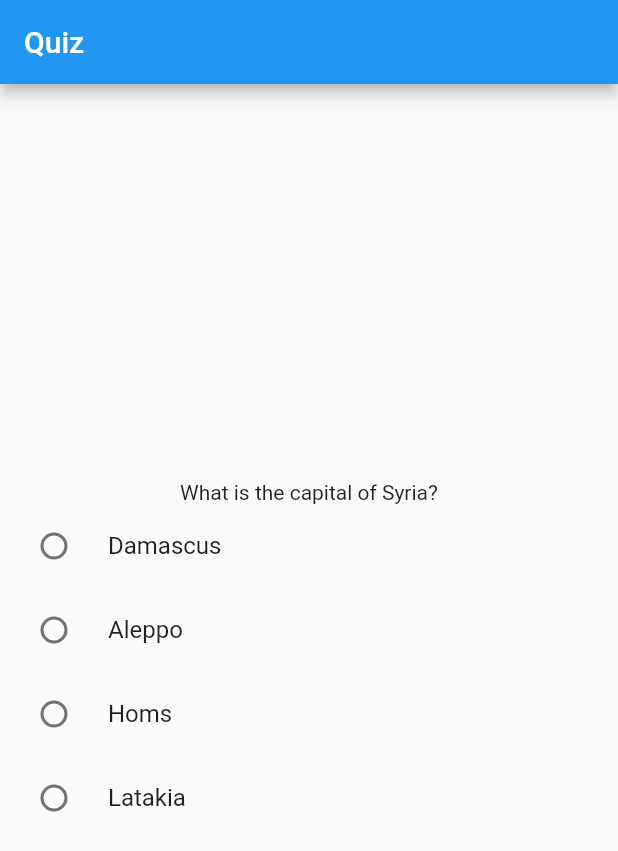
After one commit to ChessXFM/baka, a Flutter app: the HomeScreen screen opened by its route, after a tap on the "psychology alt" icon, on a phone screen of 412 x 824 dp. The commit adds this screen. Shown: the top 851 px of the screen. Run offline on Flutter 3.47's test engine with Material 2 defaults, Android fonts, the light colour scheme and no system bars; our stand-ins replace cloud_firestore, equatable, firebase_auth, firebase_core, flutter_bloc, font_awesome_flutter; accounts and stored records are empty; generated files the repository leaves out were written again.

Commit message:
quiz update

```diff
--- a/lib/Core/constant.dart
+++ b/lib/Core/constant.dart
@@ -18,3 +18,7 @@ const List<String>studySubjects =[
 'الكيمياء',
 ' اللغة الإنجليزية',
 ];
+class AppConstants {
+  static const String quizTitle = "Quiz";
+  static const String submitButtonLabel = "Submit";
+}
--- a/lib/Screens/Home/home_screen.dart
+++ b/lib/Screens/Home/home_screen.dart
@@ -1,4 +1,7 @@
 import 'package:flutter/material.dart';
+import 'package:game/Core/theme_helper.dart';
+
+import '../../features/quiz/view/quiz_screen.dart';
 
 class HomeScreen extends StatelessWidget {
   static const String routeName = '/home';
@@ -8,10 +11,24 @@ class HomeScreen extends StatelessWidget {
   Widget build(BuildContext context) {
     return Scaffold(
       appBar: AppBar(),
-      body: const Center(
-        child: Text(
-          'Logged In !',
-          style: TextStyle(fontSize: 40),
+      body: SizedBox(
+        width: double.infinity,
+        child: Column(
+          mainAxisAlignment: MainAxisAlignment.center,
+          crossAxisAlignment: CrossAxisAlignment.center,
+          children: [
+            const Text(
+              'Logged In !\nGo To Quizes Now',
+              style: TextStyle(fontSize: 40),
+            ),
+            const SizedBox(height: 40),
+            IconButton(
+                onPressed: () => Navigator.pushNamedAndRemoveUntil(
+                    context, QuizScreen.routeName, (route) => false),
+                icon: const Icon(Icons.psychology_alt),
+                color: ThemeHelper.primaryColor,
+                iconSize: 100),
+          ],
         ),
       ),
     );
--- /dev/null
+++ b/lib/features/quiz/bloc/quiz_bloc.dart
@@ -0,0 +1,154 @@
+import 'dart:async';
+import 'package:flutter_bloc/flutter_bloc.dart';
+import 'package:game/features/quiz/bloc/quiz_events.dart';
+import 'package:game/features/quiz/bloc/quiz_states.dart';
+import 'package:game/features/quiz/model/quiz_model.dart';
+
+class QuizBloc extends Bloc<QuizEvent, QuizState> {
+  Timer? _timer;
+  final List<Quiz> _questions = [
+    Quiz(
+      question: "What is the capital of Syria?",
+      options: ["Damascus", "Aleppo", "Homs", "Latakia"],
+      correctAnswer: "Damascus",
+    ),
+    Quiz(
+      question: "How Are You?",
+      options: ["Fine", "Good", "Bad", "Mind Your Buiseness !!"],
+      correctAnswer: "Mind Your Buiseness !!",
+    ),
+    Quiz(
+      question: "What is the name of the best framework?",
+      options: ["Flutter", "lLaravel", "IDK", "WTF!!"],
+      correctAnswer: "Flutter",
+    ),
+    Quiz(
+      question: "Random Question ?",
+      options: ["yes", "yep", "yeah", "no"],
+      correctAnswer: "yep",
+    ),
+    // Add more questions here
+  ];
+
+  QuizBloc() : super(QuizInitial()) {
+    on<LoadQuiz>(_onLoadQuiz);
+    on<TimerTick>(_onTimerTick);
+    on<SelectAnswer>(_onSubmitAnswer);
+  }
+
+  void _startTimer() {
+    const duration = Duration(seconds: 1);
+    int timeLeft = 30; // Set the total time for each question
+
+    _timer = Timer.periodic(duration, (timer) {
+      if (timeLeft > 0) {
+        timeLeft--;
+        add(TimerTick(
+            timeLeft)); // Dispatch TimerTick event with the remaining time
+      } else {
+        add(SelectAnswer('')); // Automatically submit when time is up
+      }
+    });
+  }
+
+  void _onLoadQuiz(LoadQuiz event, Emitter<QuizState> emit) {
+    _startTimer(); // Start timer when quiz is loaded
+    emit(QuizLoaded(
+      questions: _questions,
+      currentQuestionIndex: 0,
+      selectedAnswer: '',
+      score: 0,
+      timeLeft: 30,
+      userAnswers: const [], // Initialize userAnswers with an empty list
+    ));
+  }
+
+  void _onTimerTick(TimerTick event, Emitter<QuizState> emit) {
+    final currentState = state as QuizLoaded;
+    emit(QuizLoaded(
+      questions: currentState.questions,
+      currentQuestionIndex: currentState.currentQuestionIndex,
+      selectedAnswer: currentState.selectedAnswer,
+      score: currentState.score,
+      timeLeft: event.timeLeft, // Update time left
+      userAnswers: currentState.userAnswers, // Keep track of userAnswers
+    ));
+  }
+
+  // void _onSubmitAnswer(SelectAnswer event, Emitter<QuizState> emit) {
+  //   _timer?.cancel(); // Stop the timer when the answer is submitted
+  //   final currentState = state as QuizLoaded;
+  //   final question = currentState.questions[currentState.currentQuestionIndex];
+
+  //   int newScore = currentState.score;
+  //   if (currentState.selectedAnswer == question.correctAnswer) {
+  //     newScore++;
+  //   }
+
+  //   // Update the userAnswers list with the latest selected answer
+  //   final updatedUserAnswers = [
+  //     ...currentState.userAnswers,
+  //     currentState.selectedAnswer
+  //   ];
+
+  //   if (currentState.currentQuestionIndex + 1 < currentState.questions.length) {
+  //     emit(QuizLoaded(
+  //       questions: currentState.questions,
+  //       currentQuestionIndex: currentState.currentQuestionIndex + 1,
+  //       selectedAnswer: '',
+  //       score: newScore,
+  //       timeLeft: 30, // Reset the timer for the next question
+  //       userAnswers: updatedUserAnswers, // Pass updated userAnswers
+  //     ));
+  //     _startTimer(); // Start a new timer for the next question
+  //   } else {
+  //     emit(QuizCompleted(
+  //       score: newScore,
+  //       questions: currentState.questions,
+  //       userAnswers:
+  //           updatedUserAnswers, // Pass the user's answers to the final state
+  //     )); // End of quiz
+  //   }
+  // }
+
+void _onSubmitAnswer(SelectAnswer event, Emitter<QuizState> emit) {
+  _timer?.cancel(); // Stop the timer when the answer is submitted
+  final currentState = state as QuizLoaded;
+  final question = currentState.questions[currentState.currentQuestionIndex];
+
+  int newScore = currentState.score;
+  if (event.selectedAnswer == question.correctAnswer) { // Use event.selectedAnswer
+    newScore++;
+  }
+
+  // Update the userAnswers list with the latest selected answer
+  final updatedUserAnswers = [
+    ...currentState.userAnswers,
+    event.selectedAnswer // Use event.selectedAnswer
+  ];
+
+  if (currentState.currentQuestionIndex + 1 < currentState.questions.length) {
+    emit(QuizLoaded(
+      questions: currentState.questions,
+      currentQuestionIndex: currentState.currentQuestionIndex + 1,
+      selectedAnswer: '', // Reset for the next question
+      score: newScore,
+      timeLeft: 30, // Reset the timer for the next question
+      userAnswers: updatedUserAnswers, // Pass updated userAnswers
+    ));
+    _startTimer(); // Start a new timer for the next question
+  } else {
+    emit(QuizCompleted(
+      score: newScore,
+      questions: currentState.questions,
+      userAnswers: updatedUserAnswers, // Pass the user's answers to the final state
+    )); // End of quiz
+  }
+}
+
+  @override
+  Future<void> close() {
+    _timer?.cancel(); // Ensure timer is canceled when the Bloc is closed
+    return super.close();
+  }
+}
--- /dev/null
+++ b/lib/features/quiz/bloc/quiz_events.dart
@@ -0,0 +1,17 @@
+abstract class QuizEvent {}
+
+class LoadQuiz extends QuizEvent {}
+
+class SelectAnswer extends QuizEvent {
+  final String selectedAnswer;
+
+  SelectAnswer(this.selectedAnswer);
+}
+
+class StartTimer extends QuizEvent {}
+
+class TimerTick extends QuizEvent {
+  final int timeLeft;
+
+  TimerTick(this.timeLeft);
+}
--- /dev/null
+++ b/lib/features/quiz/bloc/quiz_states.dart
@@ -0,0 +1,54 @@
+import 'package:equatable/equatable.dart';
+import 'package:game/features/quiz/model/quiz_model.dart';
+
+abstract class QuizState extends Equatable {
+  const QuizState();
+
+  @override
+  List<Object> get props => [];
+}
+
+class QuizInitial extends QuizState {}
+
+class QuizLoaded extends QuizState {
+  final List<Quiz> questions;
+  final int currentQuestionIndex;
+  final String selectedAnswer;
+  final int score;
+  final int timeLeft;
+  final List<String> userAnswers;
+
+  const QuizLoaded({
+    required this.questions,
+    required this.currentQuestionIndex,
+    required this.selectedAnswer,
+    required this.score,
+    required this.timeLeft,
+    required this.userAnswers, // Add userAnswers here
+  });
+
+  @override
+  List<Object> get props => [
+        questions,
+        currentQuestionIndex,
+        selectedAnswer,
+        score,
+        timeLeft,
+        userAnswers,
+      ];
+}
+
+class QuizCompleted extends QuizState {
+  final int score;
+  final List<Quiz> questions;
+  final List<String> userAnswers;
+
+  const QuizCompleted({
+    required this.score,
+    required this.questions,
+    required this.userAnswers,
+  });
+
+  @override
+  List<Object> get props => [score, questions, userAnswers];
+}
--- /dev/null
+++ b/lib/features/quiz/model/quiz_model.dart
@@ -0,0 +1,7 @@
+class Quiz {
+  final String question;
+  final List<String> options;
+  final String correctAnswer;
+
+  Quiz({required this.question, required this.options, required this.correctAnswer});
+}
--- /dev/null
+++ b/lib/features/quiz/view/quiz_screen.dart
@@ -0,0 +1,74 @@
+import 'package:flutter/material.dart';
+import 'package:flutter_bloc/flutter_bloc.dart';
+import 'package:game/Core/constant.dart';
+import 'package:game/features/quiz/bloc/quiz_states.dart';
+import 'package:game/features/quiz/view/review_screen.dart';
+import 'package:game/features/quiz/view/widgets/question_card.dart';
+import '../bloc/quiz_bloc.dart';
+import '../bloc/quiz_events.dart';
+
+class QuizScreen extends StatelessWidget {
+  static const String routeName = '/Tests Screen';
+  const QuizScreen({super.key});
+
+  @override
+  Widget build(BuildContext context) {
+    context.read<QuizBloc>().add(LoadQuiz());
+
+    return SafeArea(
+      child: Scaffold(
+        appBar: AppBar(title: const Text(AppConstants.quizTitle)),
+        body: Column(mainAxisAlignment: MainAxisAlignment.center,
+          children: [
+            BlocBuilder<QuizBloc, QuizState>(
+              builder: (context, state) {
+                if (state is QuizInitial) {
+                  return const Center(child: CircularProgressIndicator());
+                }
+
+                if (state is QuizLoaded) {
+                  return QuestionCard(
+                    question: state.questions[state.currentQuestionIndex].question,
+                    options: state.questions[state.currentQuestionIndex].options,
+                    selectedAnswer: state.selectedAnswer,
+                    onSelect: (value) {
+                      context.read<QuizBloc>().add(SelectAnswer(value!));
+
+                    },
+                  );
+                }
+
+                if (state is QuizCompleted) {
+                  return Center(
+                    child: Column(
+                      mainAxisAlignment: MainAxisAlignment.center,
+                      children: [
+                        Text("Quiz Completed! Your Score: ${state.score}"),
+                        ElevatedButton(
+                          onPressed: () {
+                            Navigator.push(
+                              context,
+                              MaterialPageRoute(
+                                builder: (context) => ReviewScreen(
+                                  questions: state.questions,
+                                  userAnswers: state.userAnswers,
+                                ),
+                              ),
+                            );
+                          },
+                          child: const Text("Review Answers"),
+                        ),
+                      ],
+                    ),
+                  );
+                }
+
+                return const Center(child: Text('An error occurred!'));
+              },
+            ),
+          ],
+        ),
+      ),
+    );
+  }
+}
--- /dev/null
+++ b/lib/features/quiz/view/review_screen.dart
@@ -0,0 +1,41 @@
+import 'package:flutter/material.dart';
+
+import '../model/quiz_model.dart';
+
+class ReviewScreen extends StatelessWidget {
+  static const String routeName = '/Review Screen';
+  final List<Quiz> questions;
+  final List<String> userAnswers;
+
+  const ReviewScreen(
+      {super.key, required this.questions, required this.userAnswers});
+
+  @override
+  Widget build(BuildContext context) {
+    return Scaffold(
+      appBar: AppBar(title: const Text("Quiz Review")),
+      body: ListView.builder(
+        itemCount: questions.length,
+        itemBuilder: (context, index) {
+          final question = questions[index];
+          final userAnswer = userAnswers[index];
+          final isCorrect = userAnswer == question.correctAnswer;
+
+          return ListTile(
+            title: Text(question.question),
+            subtitle: Column(
+              crossAxisAlignment: CrossAxisAlignment.start,
+              children: [
+                Text("Your Answer: $userAnswer",
+                    style: TextStyle(
+                        color: isCorrect ? Colors.green : Colors.red)),
+                Text("Correct Answer: ${question.correctAnswer}",
+                    style: const TextStyle(color: Colors.green)),
+              ],
+            ),
+          );
+        },
+      ),
+    );
+  }
+}
--- /dev/null
+++ b/lib/features/quiz/view/widgets/question_card.dart
@@ -0,0 +1,31 @@
+import 'package:flutter/material.dart';
+
+class QuestionCard extends StatelessWidget {
+  final String question;
+  final List<String> options;
+  final String selectedAnswer;
+  final void Function(String?) onSelect;
+
+  const QuestionCard({
+    Key? key,
+    required this.question,
+    required this.options,
+    required this.selectedAnswer,
+    required this.onSelect,
+  }) : super(key: key);
+
+  @override
+  Widget build(BuildContext context) {
+    return Column(
+      children: [
+        Text(question),
+        ...options.map((option) => RadioListTile(
+              title: Text(option),
+              value: option,
+              groupValue: selectedAnswer,
+              onChanged: onSelect,
+            )),
+      ],
+    );
+  }
+}
--- a/lib/main.dart
+++ b/lib/main.dart
@@ -6,8 +6,10 @@ import 'package:game/features/auth/model/repositories/auth_repository.dart';
 import 'package:game/features/auth/bloc/auth_bloc.dart';
 import 'package:game/features/auth/view/Signin/signin.dart';
 import 'package:firebase_core/firebase_core.dart';
+import 'package:game/features/quiz/bloc/quiz_bloc.dart';
 import 'package:game/features/study%20table/view/study_table.dart';
 import 'package:game/features/study%20table/view/study_table_f.dart';
+import 'package:game/features/quiz/view/quiz_screen.dart';
 import 'features/auth/view/Signup/signup.dart';
 import 'firebase_options.dart';
 
@@ -29,17 +31,25 @@ class MyApp extends StatelessWidget {
   Widget build(BuildContext context) {
     return RepositoryProvider.value(
       value: authRepository,
-      child: BlocProvider(
-        create: (context) =>
-            AuthBloc(authRepository: authRepository, firestore: firestore),
+      child: MultiBlocProvider(
+        providers: [
+          BlocProvider(
+            create: (context) =>
+                AuthBloc(authRepository: authRepository, firestore: firestore),
+          ),
+          BlocProvider(
+            create: (context) => QuizBloc(),
+          ),
+        ],
         child: MaterialApp(
-          debugShowCheckedModeBanner:          false,
-          home: const StudyTableF(),
+          debugShowCheckedModeBanner: false,
+          home: const HomeScreen(),
           routes: {
+            QuizScreen.routeName: (context) => QuizScreen(),
             SignInScreen.routeName: (context) => SignInScreen(),
             SignUpScreen.routeName: (context) => SignUpScreen(),
-            StudyTable.routeName: (context) =>  StudyTable(),
-			  StudyTableF.routeName: (context) => const StudyTableF(),
+            StudyTable.routeName: (context) => StudyTable(),
+            StudyTableF.routeName: (context) => const StudyTableF(),
             HomeScreen.routeName: (context) => const HomeScreen(),
           },
         ),
--- a/pubspec.yaml
+++ b/pubspec.yaml
@@ -42,7 +42,7 @@ dependencies:
   cloud_firestore: ^4.14.0
   syncfusion_flutter_calendar: ^20.3.0
   font_awesome_flutter: ^10.7.0
-  # shared_preferences: ^2.2.2
+  shared_preferences: ^2.2.2
 
 dev_dependencies:
   flutter_test:
```
Also changed, not shown: pubspec.lock, 2 other files.
